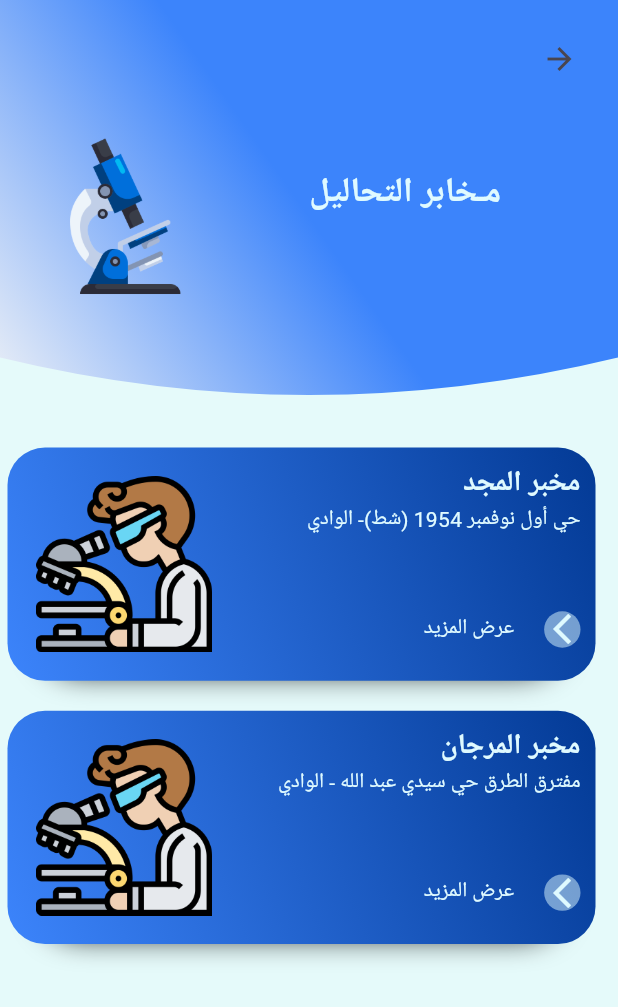
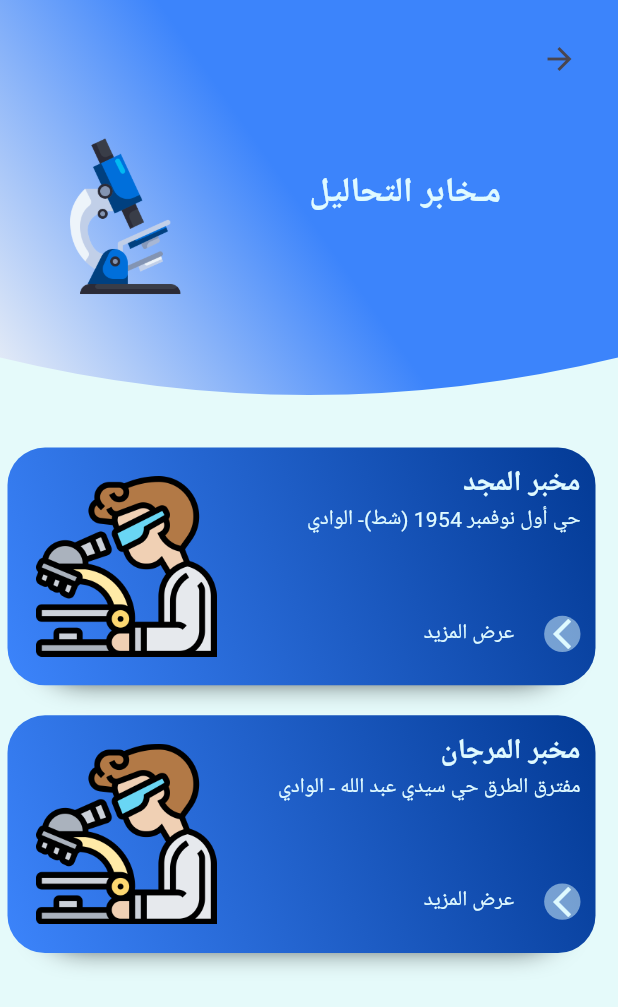
Before and after one commit to adelazzi/My-Doctor, a Flutter app: the home screen opened directly, after a tap on "مـخابر التحاليل", on a phone screen of 412 x 824 dp. Shown: the top 1007 px of the screen. Run offline on Flutter 3.47's test engine with Material 3 defaults, Android fonts, the phone set to English and light mode, and no system bars; missing offline and left inert: flutter_phone_direct_caller; Roboto replaces fonts that are missing (ElMessi-ri).

Commit message:
fix ereur

```diff
--- a/lib/categories/Hospital.dart
+++ b/lib/categories/Hospital.dart
@@ -34,7 +34,7 @@ class hospitall extends StatelessWidget {
                 spreadRadius: -23,
               ),
             ]),
-        height: size.height / 5.3,
+        height: size.height / 5.2,
         child: InkWell(
           onTap: () => Navigator.push(
               context,
```
Also changed, not shown: lib/categories/doctors.dart (+7 -6 lines).
